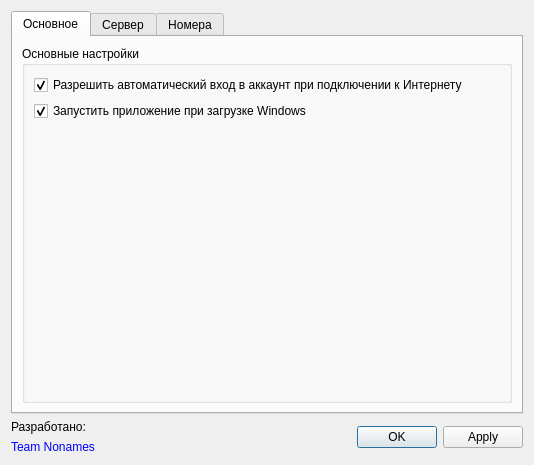
Old version of the form SettingsDialog.ui in the repository okostynchuk/Outcall.
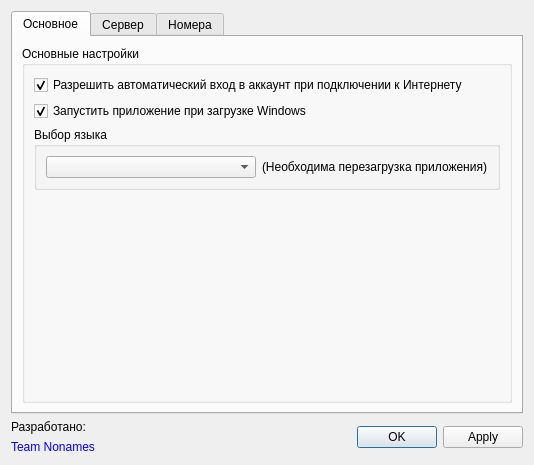
New version of the form. Icons and pictures are not drawn.

What changed in the file:
```diff
--- a/SettingsDialog.ui
+++ b/SettingsDialog.ui
@@ -23,8 +23,8 @@
    <iconset resource="images.qrc">
     <normaloff>:/images/outcall-logo.png</normaloff>:/images/outcall-logo.png</iconset>
   </property>
-  <layout class="QVBoxLayout" name="verticalLayout_4">
-   <item>
+  <layout class="QGridLayout" name="gridLayout">
+   <item row="0" column="0">
     <widget class="QTabWidget" name="tabWidget">
      <property name="currentIndex">
       <number>0</number>
@@ -33,14 +33,16 @@
       <attribute name="title">
        <string>Основное</string>
       </attribute>
-      <layout class="QVBoxLayout" name="verticalLayout_12">
-       <item>
+      <layout class="QGridLayout" name="gridLayout_2">
+       <item row="0" column="0">
         <widget class="QGroupBox" name="generalGroupBox">
          <property name="title">
           <string>Основные настройки</string>
          </property>
-         <layout class="QVBoxLayout" name="verticalLayout_13">
-          <item>
+         <layout class="QGridLayout" name="gridLayout_5">
+          <item row="0" column="0" rowspan="2" colspan="2">
+           <layout class="QGridLayout" name="gridLayout_4">
+            <item row="0" column="0">
            <layout class="QVBoxLayout" name="verticalLayout_14">
             <item>
              <widget class="QCheckBox" name="autoSignIn">
@@ -67,18 +69,42 @@
             </item>
            </layout>
           </item>
-          <item>
+            <item row="1" column="0">
+             <widget class="QGroupBox" name="languageGroup">
+              <property name="sizePolicy">
+               <sizepolicy hsizetype="Preferred" vsizetype="Fixed">
+                <horstretch>0</horstretch>
+                <verstretch>0</verstretch>
+               </sizepolicy>
+              </property>
+              <property name="title">
+               <string>Выбор языка</string>
+              </property>
+              <layout class="QGridLayout" name="gridLayout_3">
+               <item row="0" column="0">
+                <widget class="QComboBox" name="languageList"/>
+               </item>
+               <item row="0" column="1">
+                <widget class="QLabel" name="languageLabel">
+                 <property name="text">
+                  <string>(Необходима перезагрузка приложения)</string>
+                 </property>
+                </widget>
+               </item>
+              </layout>
+             </widget>
+            </item>
+           </layout>
+          </item>
+          <item row="2" column="0">
            <spacer name="verticalSpacer_2">
             <property name="orientation">
              <enum>Qt::Vertical</enum>
             </property>
-            <property name="sizeType">
-             <enum>QSizePolicy::Expanding</enum>
-            </property>
             <property name="sizeHint" stdset="0">
              <size>
               <width>20</width>
-              <height>166</height>
+              <height>40</height>
              </size>
             </property>
            </spacer>
@@ -237,7 +263,7 @@
      </widget>
     </widget>
    </item>
-   <item>
+   <item row="1" column="0">
     <layout class="QHBoxLayout" name="horizontalLayout">
      <item>
       <layout class="QVBoxLayout" name="verticalLayout">
```
Lines whose indentation alone changed are shown as unchanged.
